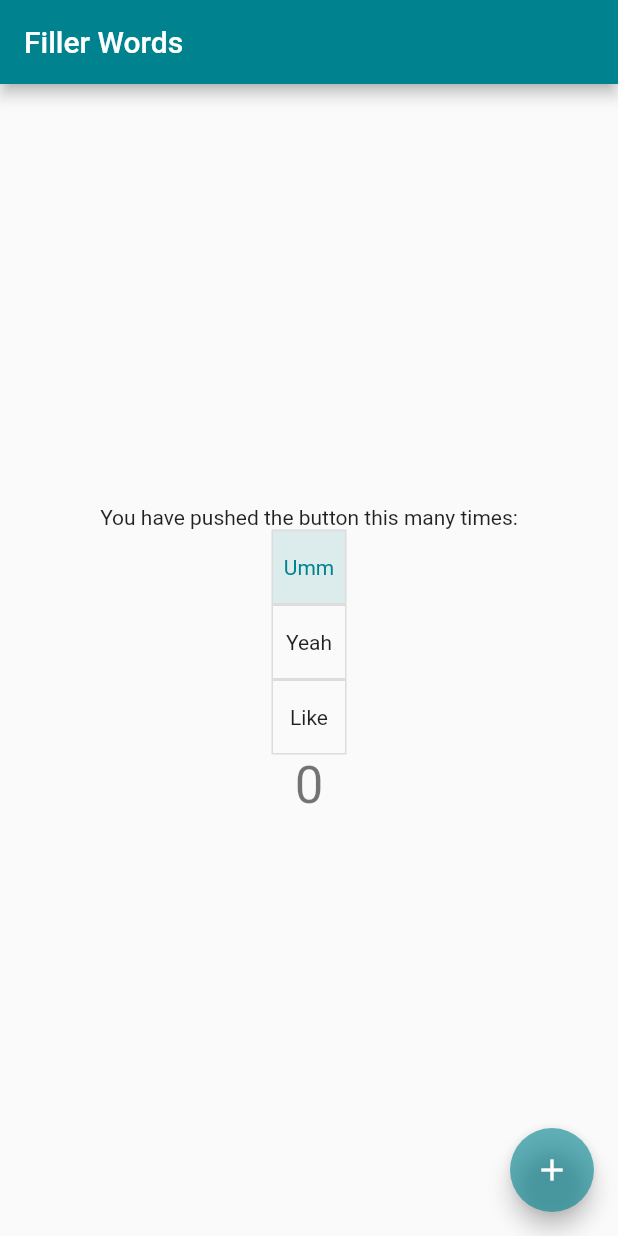
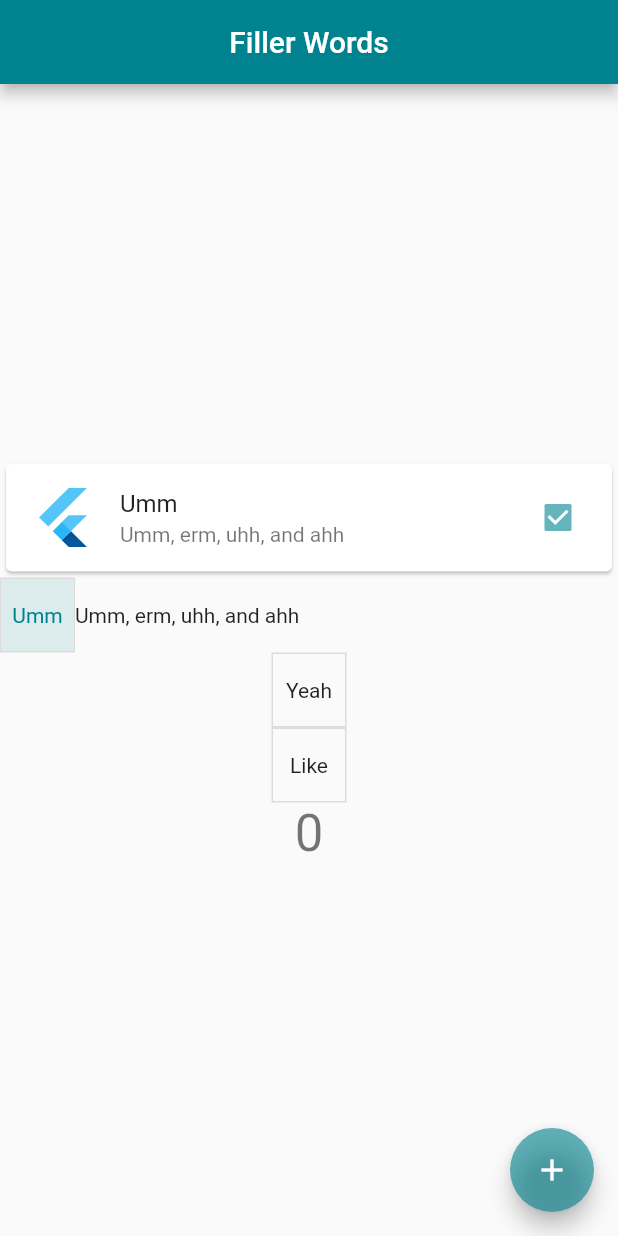
Before and after one commit to Kylekmears/Filler_Words, a Flutter app: the screen it shows after launch, after a tap on "Umm", on a phone screen of 412 x 824 dp. Run offline on Flutter 3.47's test engine with Material 2 defaults, Android fonts, the phone set to English and light mode, and no system bars.

Commit message:
Figured out how to make CheckBoxListTiles, which will be selected in order to decide which words will beep at you. State is currently stored in list. State will change to being stored in a dictionary, probably called wordChoice

```diff
--- a/lib/main.dart
+++ b/lib/main.dart
@@ -23,6 +23,7 @@ class MyApp extends StatelessWidget {
     MaterialColor myColor = MaterialColor(0xFF00838F, shading);
     return MaterialApp(
       title: 'Filler Words',
+      debugShowCheckedModeBanner: false,
       theme: ThemeData(
         // This is the theme of your application.
         //
@@ -33,12 +34,24 @@ class MyApp extends StatelessWidget {
         // or simply save your changes to "hot reload" in a Flutter IDE).
         // Notice that the counter didn't reset back to zero; the application
         // is not restarted.
-        primarySwatch: myColor
+        primarySwatch: myColor,
       ),
       home: MyHomePage(title: 'Filler Words'),
     );
   }
 }
+
+/*
+class ToggleTile extends StatefulWidget{
+  final bool boolean;
+
+  @override
+  _ToggleTile createState() => _ToggleTile(boolean) // WHAT DOES ANY OF THIS DO?
+}
+
+class _ToggleTile extends State{
+
+}*/
 
 class MyHomePage extends StatefulWidget {
   MyHomePage({Key key, this.title}) : super(key: key);
@@ -90,6 +103,7 @@ class _MyHomePageState extends State<MyHomePage> {
         // Here we take the value from the MyHomePage object that was created by
         // the App.build method, and use it to set our appbar title.
         title: Text(widget.title),
+        centerTitle: true,
       ),
       body: Center(
         // Center is a layout widget. It takes a single child and positions it
@@ -111,10 +125,25 @@ class _MyHomePageState extends State<MyHomePage> {
           // horizontal).
           mainAxisAlignment: MainAxisAlignment.center,
           children: <Widget>[
-            Text(
-              'You have pushed the button this many times:',
+            Card(
+              child: CheckboxListTile(
+                secondary: FlutterLogo(size: 44),
+                title: Text("Umm"),
+                subtitle: Text("Umm, erm, uhh, and ahh"),
+                value: ummList[0],
+                onChanged: (bool value){
+                  setState((){
+                    ummList[0] = ummList[0] ? false : true;
+                  });
+                },
+
+                //trailing: Icon(Icons.check_box_outline_blank), // can trailing icon be a widget that checks ummList?
+                //enabled: true,
               ),
-            ToggleButtons(
+            ),
+            Row(
+              children: <Widget>[
+                ToggleButtons( // Change to list Tiles? Iono, man
                     children: [
                       Text("Umm"),
                     ],
@@ -124,6 +153,9 @@ class _MyHomePageState extends State<MyHomePage> {
                       });
                     },
                     isSelected: ummList),
+                Text("Umm, erm, uhh, and ahh")
+            ],
+            ),
             ToggleButtons(
                 children: [
                   Text("Yeah"),
```
Lines whose indentation alone changed are shown as unchanged.
